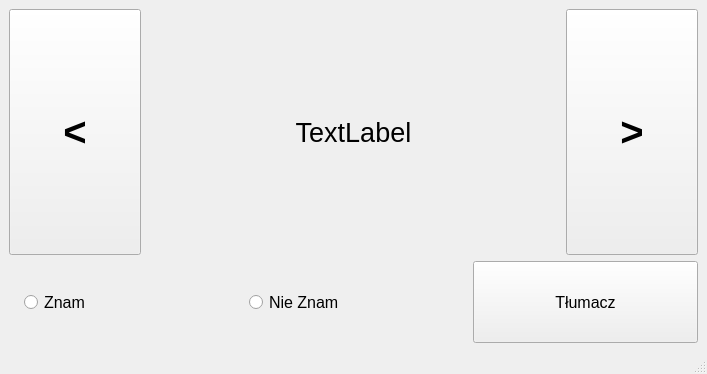
Above: visulalisation_module/most_frequent_list.ui from lewelyn7/Python-subtitles-translator before the change. Below: the same form after it.
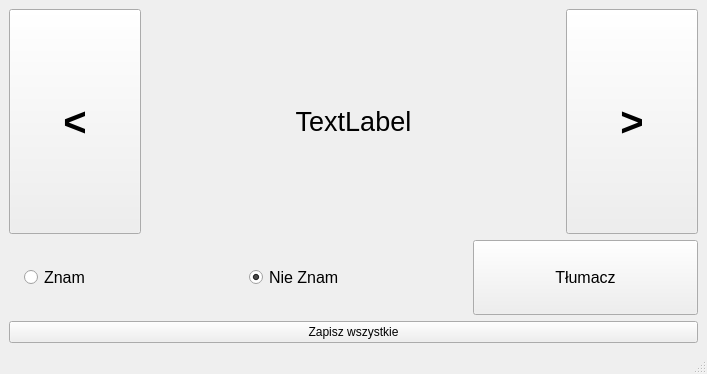
That is the form after the change.

Commit message: fixed list windows

```diff
--- a/visulalisation_module/most_frequent_list.ui
+++ b/visulalisation_module/most_frequent_list.ui
@@ -16,6 +16,8 @@
   <widget class="QWidget" name="centralwidget">
    <layout class="QGridLayout" name="gridLayout">
     <item row="0" column="0">
+     <layout class="QVBoxLayout" name="verticalLayout_3">
+      <item>
      <layout class="QVBoxLayout" name="verticalLayout_2" stretch="3,1">
       <item>
        <layout class="QVBoxLayout" name="verticalLayout">
@@ -172,6 +174,9 @@
           <property name="shortcut">
            <string>X</string>
           </property>
+            <property name="checked">
+             <bool>true</bool>
+            </property>
          </widget>
         </item>
         <item>
@@ -197,6 +202,18 @@
          </widget>
         </item>
        </layout>
+        </item>
+       </layout>
+      </item>
+      <item>
+       <widget class="QPushButton" name="save_button">
+        <property name="toolTip">
+         <string>Zapisz wszystkie zmiany i przejdź do następniego kroku.</string>
+        </property>
+        <property name="text">
+         <string>Zapisz wszystkie</string>
+        </property>
+       </widget>
       </item>
      </layout>
     </item>
```
Lines whose indentation alone changed are shown as unchanged. The commit also changes 7 other files.
